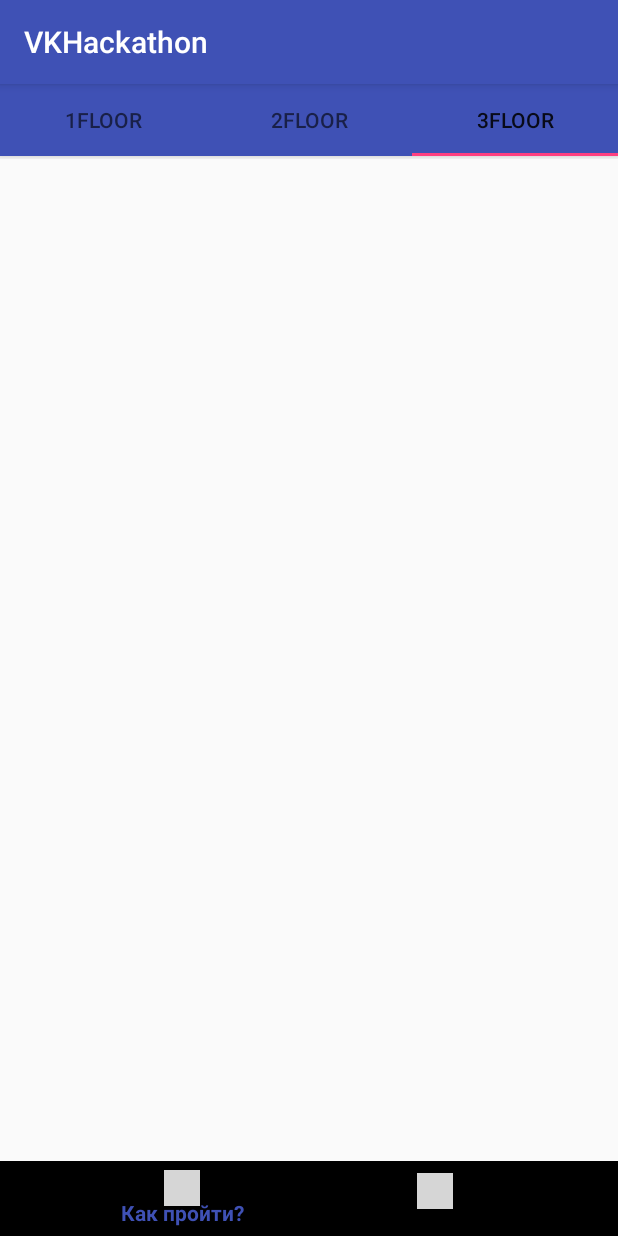
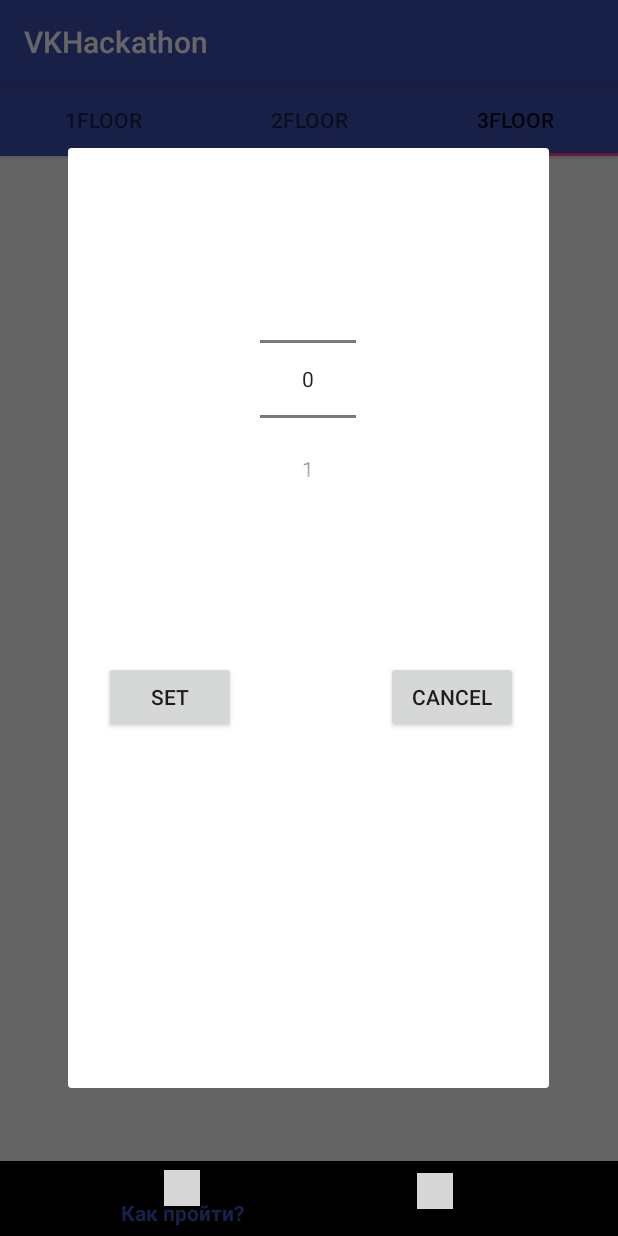
Before and after one commit to DrozdikGleb/VKHackathon, an Android app: the screen it shows after launch (MainActivity), tab 3 chosen, on a phone screen of 412 x 824 dp. Run offline under Robolectric (Android 15) with nearby library versions, the phone set to English and light mode, and no system bars; libraries missing offline, so code that uses them is left out: com.github.chrisbanes.photoview; plain views replace PhotoView; 4 statements that could not run were skipped; grey boxes are pictures that could not be loaded.

Commit message:
Add number picker

```diff
--- a/app/src/main/res/layout/activity_main.xml
+++ b/app/src/main/res/layout/activity_main.xml
@@ -42,6 +42,10 @@
             android:layout_width="match_parent"
             android:layout_height="match_parent"
             >
+            <TextView
+                android:id="@+id/roomNumber"
+                android:layout_width="wrap_content"
+                android:layout_height="wrap_content" />
 
             <android.support.v4.view.ViewPager
                 android:layout_width="match_parent"
--- /dev/null
+++ b/app/src/main/res/layout/dialog.xml
@@ -0,0 +1,34 @@
+<?xml version="1.0" encoding="utf-8"?>
+<RelativeLayout xmlns:android="http://schemas.android.com/apk/res/android"
+    android:layout_width="match_parent"
+    android:layout_height="match_parent" >
+
+    <NumberPicker
+        android:id="@+id/numberPicker1"
+        android:layout_width="wrap_content"
+        android:layout_height="wrap_content"
+        android:layout_alignParentTop="true"
+        android:layout_centerHorizontal="true"
+        android:layout_marginTop="64dp" />
+
+    <Button
+        android:id="@+id/button2"
+        android:layout_width="wrap_content"
+        android:layout_height="wrap_content"
+        android:layout_below="@+id/numberPicker1"
+        android:layout_marginLeft="20dp"
+        android:layout_marginTop="98dp"
+        android:layout_toRightOf="@+id/numberPicker1"
+        android:text="Cancel" />
+
+    <Button
+        android:id="@+id/button1"
+        android:layout_width="wrap_content"
+        android:layout_height="wrap_content"
+        android:layout_alignBaseline="@+id/button2"
+        android:layout_alignBottom="@+id/button2"
+        android:layout_marginRight="16dp"
+        android:layout_toLeftOf="@+id/numberPicker1"
+        android:text="Set" />
+
+</RelativeLayout>
```
Also changed, not shown: app/src/main/java/com/glebdrozdov/vkhackathon/MainActivity.java (+66 -1 lines).
